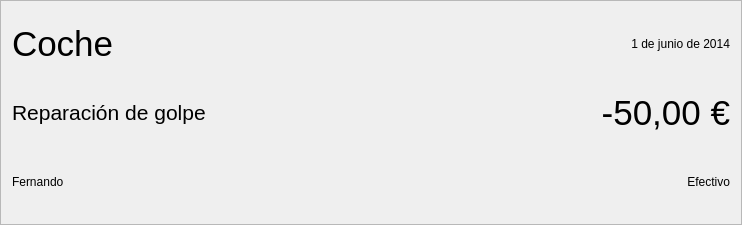
First picture: the form in ui/registro.ui, repository eboladev/moneydero, before the edit.
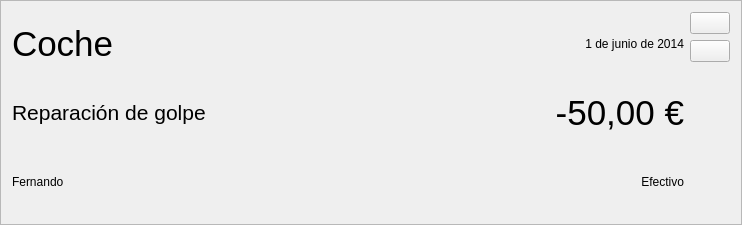
Second picture: the form after the edit. Icons and pictures are not drawn.

Commit message: Botones eliminar y editar apunte

```diff
--- a/ui/registro.ui
+++ b/ui/registro.ui
@@ -13,13 +13,22 @@
   <property name="windowTitle">
    <string>Frame</string>
   </property>
+  <property name="autoFillBackground">
+   <bool>true</bool>
+  </property>
   <property name="frameShape">
    <enum>QFrame::StyledPanel</enum>
   </property>
   <property name="frameShadow">
    <enum>QFrame::Raised</enum>
   </property>
-  <layout class="QHBoxLayout" name="horizontalLayout">
+  <property name="lineWidth">
+   <number>1</number>
+  </property>
+  <property name="midLineWidth">
+   <number>0</number>
+  </property>
+  <layout class="QHBoxLayout" name="horizontalLayout_3">
    <item>
     <layout class="QVBoxLayout" name="verticalLayout_2">
      <item>
@@ -55,10 +64,31 @@
      </item>
     </layout>
    </item>
+   <item>
+    <spacer name="horizontalSpacer">
+     <property name="orientation">
+      <enum>Qt::Horizontal</enum>
+     </property>
+     <property name="sizeHint" stdset="0">
+      <size>
+       <width>40</width>
+       <height>20</height>
+      </size>
+     </property>
+    </spacer>
+   </item>
    <item>
     <layout class="QVBoxLayout" name="verticalLayout">
      <item>
+      <layout class="QHBoxLayout" name="horizontalLayout">
+       <item>
       <widget class="QLabel" name="label_fecha">
+         <property name="sizePolicy">
+          <sizepolicy hsizetype="Preferred" vsizetype="Preferred">
+           <horstretch>1</horstretch>
+           <verstretch>0</verstretch>
+          </sizepolicy>
+         </property>
        <property name="text">
         <string>1 de junio de 2014</string>
        </property>
@@ -67,8 +97,18 @@
        </property>
       </widget>
      </item>
+      </layout>
+     </item>
+     <item>
+      <layout class="QHBoxLayout" name="horizontalLayout_2">
      <item>
       <widget class="QLabel" name="label_cantidad">
+         <property name="sizePolicy">
+          <sizepolicy hsizetype="Preferred" vsizetype="Preferred">
+           <horstretch>1</horstretch>
+           <verstretch>0</verstretch>
+          </sizepolicy>
+         </property>
        <property name="font">
         <font>
          <pointsize>26</pointsize>
@@ -82,8 +122,16 @@
        </property>
       </widget>
      </item>
+      </layout>
+     </item>
      <item>
       <widget class="QLabel" name="label_cuenta">
+       <property name="sizePolicy">
+        <sizepolicy hsizetype="Preferred" vsizetype="Preferred">
+         <horstretch>1</horstretch>
+         <verstretch>0</verstretch>
+        </sizepolicy>
+       </property>
        <property name="text">
         <string>Efectivo</string>
        </property>
@@ -94,6 +142,43 @@
      </item>
     </layout>
    </item>
+   <item>
+    <layout class="QVBoxLayout" name="verticalLayout_3">
+     <item>
+      <widget class="QPushButton" name="pushButton">
+       <property name="text">
+        <string/>
+       </property>
+       <property name="icon">
+        <iconset theme="edit-delete"/>
+       </property>
+      </widget>
+     </item>
+     <item>
+      <widget class="QPushButton" name="pushButton_2">
+       <property name="text">
+        <string/>
+       </property>
+       <property name="icon">
+        <iconset theme="document-edit"/>
+       </property>
+      </widget>
+     </item>
+     <item>
+      <spacer name="verticalSpacer">
+       <property name="orientation">
+        <enum>Qt::Vertical</enum>
+       </property>
+       <property name="sizeHint" stdset="0">
+        <size>
+         <width>20</width>
+         <height>40</height>
+        </size>
+       </property>
+      </spacer>
+     </item>
+    </layout>
+   </item>
   </layout>
  </widget>
  <resources/>
```
Lines whose indentation alone changed are shown as unchanged. The commit also changes 2 other files.
